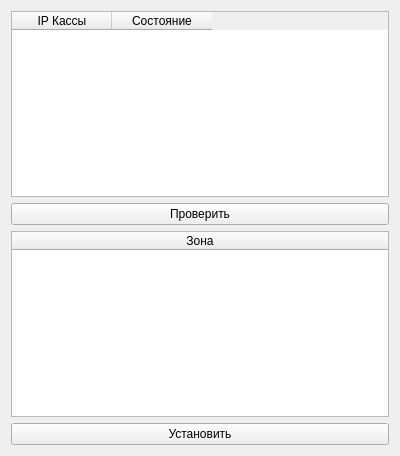
axisd/ukmtime, file mainwidget.ui: the form before one commit.
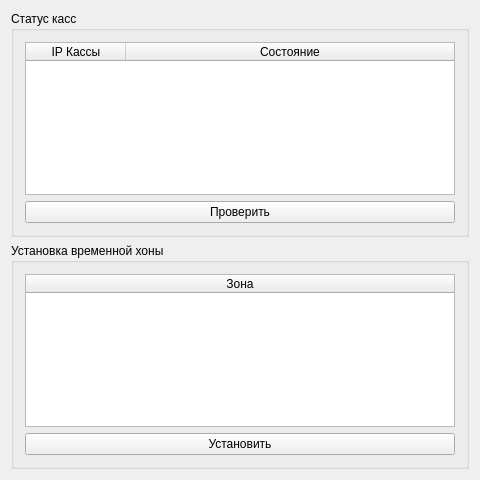
The form after the commit.

What changed in the file:
```diff
--- a/mainwidget.ui
+++ b/mainwidget.ui
@@ -6,54 +6,21 @@
    <rect>
     <x>0</x>
     <y>0</y>
-    <width>400</width>
-    <height>456</height>
+    <width>480</width>
+    <height>480</height>
    </rect>
   </property>
   <property name="windowTitle">
    <string>UKMTimeUp</string>
   </property>
   <layout class="QGridLayout" name="gridLayout_2">
-   <item row="0" column="1">
-    <widget class="QTableWidget" name="ipTable">
-     <property name="editTriggers">
-      <set>QAbstractItemView::NoEditTriggers</set>
-     </property>
-     <property name="selectionMode">
-      <enum>QAbstractItemView::NoSelection</enum>
-     </property>
-     <property name="selectionBehavior">
-      <enum>QAbstractItemView::SelectRows</enum>
-     </property>
-     <property name="showGrid">
-      <bool>false</bool>
-     </property>
-     <column>
-      <property name="text">
-       <string>IP Кассы</string>
-      </property>
-      <property name="textAlignment">
-       <set>AlignHCenter|AlignVCenter|AlignCenter</set>
-      </property>
-     </column>
-     <column>
-      <property name="text">
-       <string>Состояние</string>
-      </property>
-      <property name="textAlignment">
-       <set>AlignHCenter|AlignVCenter|AlignCenter</set>
-      </property>
-     </column>
-    </widget>
-   </item>
-   <item row="3" column="1">
-    <widget class="QPushButton" name="setButton">
-     <property name="text">
-      <string>Установить</string>
-     </property>
-    </widget>
-   </item>
    <item row="2" column="1">
+    <widget class="QGroupBox" name="zonesBox">
+     <property name="title">
+      <string>Установка временной хоны</string>
+     </property>
+     <layout class="QVBoxLayout" name="verticalLayout">
+      <item>
     <widget class="QTableWidget" name="zoneTable">
      <property name="editTriggers">
       <set>QAbstractItemView::NoEditTriggers</set>
@@ -83,11 +50,65 @@
      </column>
     </widget>
    </item>
-   <item row="1" column="1">
+      <item>
+       <widget class="QPushButton" name="setButton">
+        <property name="text">
+         <string>Установить</string>
+        </property>
+       </widget>
+      </item>
+     </layout>
+    </widget>
+   </item>
+   <item row="0" column="1">
+    <widget class="QGroupBox" name="statusBox">
+     <property name="title">
+      <string>Статус касс</string>
+     </property>
+     <layout class="QVBoxLayout" name="verticalLayout_2">
+      <item>
+       <widget class="QTableWidget" name="ipTable">
+        <property name="editTriggers">
+         <set>QAbstractItemView::NoEditTriggers</set>
+        </property>
+        <property name="selectionMode">
+         <enum>QAbstractItemView::NoSelection</enum>
+        </property>
+        <property name="selectionBehavior">
+         <enum>QAbstractItemView::SelectRows</enum>
+        </property>
+        <property name="showGrid">
+         <bool>false</bool>
+        </property>
+        <attribute name="horizontalHeaderStretchLastSection">
+         <bool>true</bool>
+        </attribute>
+        <column>
+         <property name="text">
+          <string>IP Кассы</string>
+         </property>
+         <property name="textAlignment">
+          <set>AlignHCenter|AlignVCenter|AlignCenter</set>
+         </property>
+        </column>
+        <column>
+         <property name="text">
+          <string>Состояние</string>
+         </property>
+         <property name="textAlignment">
+          <set>AlignHCenter|AlignVCenter|AlignCenter</set>
+         </property>
+        </column>
+       </widget>
+      </item>
+      <item>
     <widget class="QPushButton" name="testButton">
      <property name="text">
       <string>Проверить</string>
      </property>
+       </widget>
+      </item>
+     </layout>
     </widget>
    </item>
   </layout>
```
Lines whose indentation alone changed are shown as unchanged.
